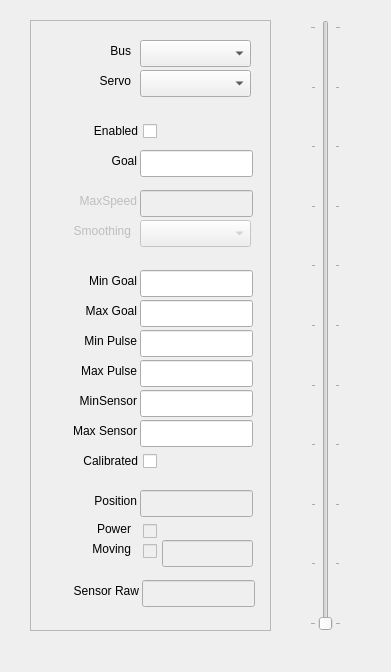
The window that inmoov_tools/trainer/trainergui.ui (alansrobotlab/inmoov_ros) describes before a commit, drawn with Qt 5.
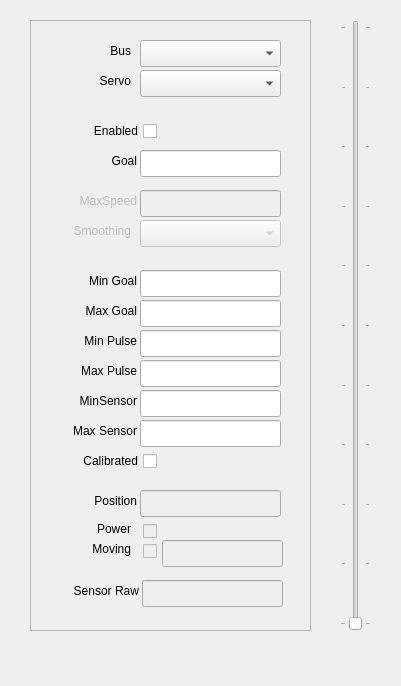
The same window after the commit.

Patch:
```diff
--- a/inmoov_tools/trainer/trainergui.ui
+++ b/inmoov_tools/trainer/trainergui.ui
@@ -6,8 +6,8 @@
    <rect>
     <x>0</x>
     <y>0</y>
-    <width>391</width>
-    <height>672</height>
+    <width>401</width>
+    <height>686</height>
    </rect>
   </property>
   <property name="windowTitle">
@@ -23,7 +23,7 @@
    <widget class="QSlider" name="sliderGoal">
     <property name="geometry">
      <rect>
-      <x>310</x>
+      <x>340</x>
       <y>20</y>
       <width>31</width>
       <height>611</height>
@@ -59,7 +59,7 @@
      <rect>
       <x>30</x>
       <y>20</y>
-      <width>241</width>
+      <width>281</width>
       <height>611</height>
      </rect>
     </property>
@@ -74,7 +74,7 @@
       <rect>
        <x>110</x>
        <y>310</y>
-       <width>113</width>
+       <width>141</width>
        <height>27</height>
       </rect>
      </property>
@@ -84,7 +84,7 @@
       <rect>
        <x>110</x>
        <y>400</y>
-       <width>113</width>
+       <width>141</width>
        <height>27</height>
       </rect>
      </property>
@@ -158,7 +158,7 @@
       <rect>
        <x>110</x>
        <y>340</y>
-       <width>113</width>
+       <width>141</width>
        <height>27</height>
       </rect>
      </property>
@@ -184,7 +184,7 @@
       <rect>
        <x>110</x>
        <y>280</y>
-       <width>113</width>
+       <width>141</width>
        <height>27</height>
       </rect>
      </property>
@@ -194,7 +194,7 @@
       <rect>
        <x>110</x>
        <y>370</y>
-       <width>113</width>
+       <width>141</width>
        <height>27</height>
       </rect>
      </property>
@@ -223,7 +223,7 @@
       <rect>
        <x>110</x>
        <y>200</y>
-       <width>111</width>
+       <width>141</width>
        <height>27</height>
       </rect>
      </property>
@@ -255,7 +255,7 @@
       <rect>
        <x>110</x>
        <y>170</y>
-       <width>113</width>
+       <width>141</width>
        <height>27</height>
       </rect>
      </property>
@@ -303,7 +303,7 @@
       <rect>
        <x>110</x>
        <y>250</y>
-       <width>113</width>
+       <width>141</width>
        <height>27</height>
       </rect>
      </property>
@@ -332,7 +332,7 @@
       <rect>
        <x>132</x>
        <y>520</y>
-       <width>91</width>
+       <width>121</width>
        <height>27</height>
       </rect>
      </property>
@@ -364,7 +364,7 @@
       <rect>
        <x>110</x>
        <y>470</y>
-       <width>113</width>
+       <width>141</width>
        <height>27</height>
       </rect>
      </property>
@@ -377,7 +377,7 @@
       <rect>
        <x>112</x>
        <y>560</y>
-       <width>113</width>
+       <width>141</width>
        <height>27</height>
       </rect>
      </property>
@@ -419,7 +419,7 @@
       <rect>
        <x>110</x>
        <y>50</y>
-       <width>111</width>
+       <width>141</width>
        <height>27</height>
       </rect>
      </property>
@@ -461,7 +461,7 @@
       <rect>
        <x>110</x>
        <y>20</y>
-       <width>111</width>
+       <width>141</width>
        <height>27</height>
       </rect>
      </property>
@@ -506,7 +506,7 @@
       <rect>
        <x>110</x>
        <y>130</y>
-       <width>113</width>
+       <width>141</width>
        <height>27</height>
       </rect>
      </property>
```
